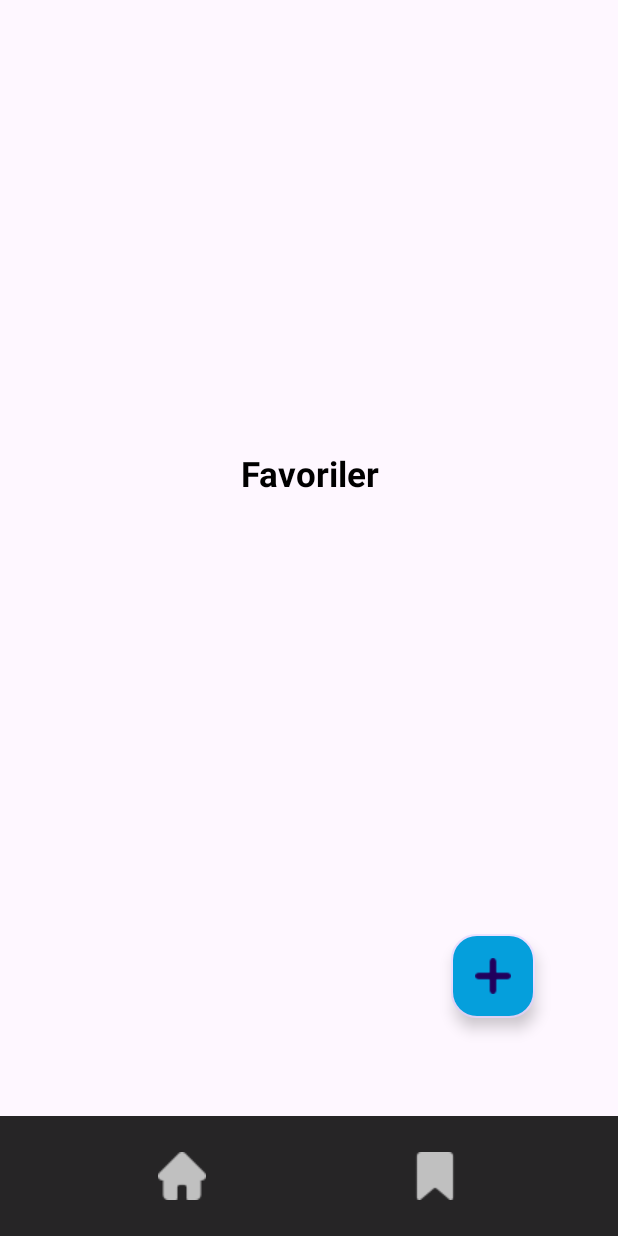
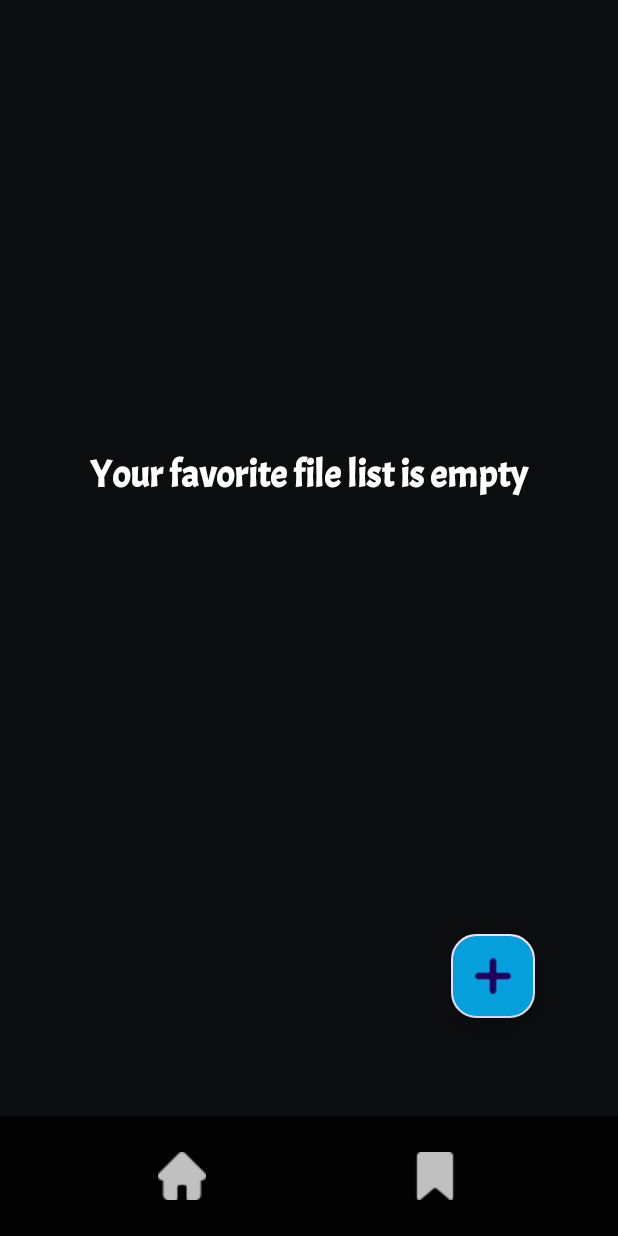
Before and after one commit to NecroEye/LunarGaze, an Android app: the screen it shows after launch (MainActivity), item 2 of the bottom bar chosen, on a phone screen of 412 x 824 dp. Run offline under Robolectric (Android 15) with nearby library versions, the phone set to English and light mode, and no system bars; our stand-ins replace Dagger/Hilt's generated code, Room's generated code, navigation-ui; pictures from the network do not load.

Commit message:
bunch of things changed

```diff
--- a/app/src/main/java/com/muratcangzm/lunargaze/di/AppModule.kt
+++ b/app/src/main/java/com/muratcangzm/lunargaze/di/AppModule.kt
@@ -1,8 +1,11 @@
 package com.muratcangzm.lunargaze.di
 
+import android.app.Activity
 import android.app.Application
 import android.content.Context
 import android.content.SharedPreferences
+import androidx.navigation.NavController
+import androidx.navigation.Navigation
 import androidx.room.Room
 import com.bumptech.glide.Glide
 import com.bumptech.glide.RequestManager
@@ -18,6 +21,7 @@ import com.muratcangzm.lunargaze.viewmodels.HomeViewModel
 import dagger.Module
 import dagger.Provides
 import dagger.hilt.InstallIn
+import dagger.hilt.android.qualifiers.ActivityContext
 import dagger.hilt.android.qualifiers.ApplicationContext
 import dagger.hilt.components.SingletonComponent
 import javax.inject.Singleton
@@ -63,7 +67,7 @@ object AppModule {
 
     @Provides
     @Singleton
-    fun provideDao(favoriteDatabase: FavoriteDatabase) : FavoriteDao {
+    fun provideDao(favoriteDatabase: FavoriteDatabase): FavoriteDao {
         return favoriteDatabase.getDao()
     }
 
@@ -76,14 +80,19 @@ object AppModule {
                     .encodeQuality(Constants.ENCODE_QUALITY)
                     .placeholder(R.drawable.not_found)
                     .error(R.drawable.not_found)
-                    .diskCacheStrategy(DiskCacheStrategy.RESOURCE)
+                    .diskCacheStrategy(DiskCacheStrategy.ALL)
             )
     }
 
     @Provides
     @Singleton
-    fun provideSharedPreference(@ApplicationContext context: Context) : SharedPreferences{
+    fun provideSharedPreference(@ApplicationContext context: Context): SharedPreferences {
         return context.getSharedPreferences("shared_key", Context.MODE_PRIVATE)
     }
 
+    @Provides
+    fun provideNavController(@ActivityContext activity: Activity): NavController {
+        return Navigation.findNavController(activity, R.id.fragmentContainerView)
+    }
+
 }
--- /dev/null
+++ b/app/src/main/java/com/muratcangzm/lunargaze/ui/adapters/FavoriteFileAdapter.kt
@@ -0,0 +1,85 @@
+package com.muratcangzm.lunargaze.ui.adapters
+
+import android.annotation.SuppressLint
+import android.content.Context
+import android.util.Log
+import android.view.LayoutInflater
+import android.view.ViewGroup
+import androidx.navigation.findNavController
+import androidx.recyclerview.widget.RecyclerView
+import com.muratcangzm.lunargaze.R
+import com.muratcangzm.lunargaze.databinding.FavoriteFolderLayoutBinding
+import dagger.hilt.android.qualifiers.ActivityContext
+import javax.inject.Inject
+import kotlin.jvm.Throws
+
+class FavoriteFileAdapter
+@Inject
+constructor(@ActivityContext private val context: Context) :
+    RecyclerView.Adapter<FavoriteFileAdapter.FavFileHolder>() {
+
+    private lateinit var binding: FavoriteFolderLayoutBinding
+    private var emptyFileName = emptyList<String>()
+
+
+    override fun onCreateViewHolder(parent: ViewGroup, viewType: Int): FavFileHolder {
+
+        binding = FavoriteFolderLayoutBinding.inflate(LayoutInflater.from(context), parent, false)
+
+        return FavFileHolder()
+
+    }
+
+    @Throws(ArrayIndexOutOfBoundsException::class)
+    override fun getItemCount(): Int {
+
+        return emptyFileName.size ?: 0
+
+    }
+
+
+    override fun onBindViewHolder(holder: FavFileHolder, position: Int) {
+
+        holder.setData(emptyFileName[position])
+
+    }
+
+
+    override fun getItemViewType(position: Int): Int {
+        return super.getItemViewType(position)
+    }
+
+    @SuppressLint("NotifyDataSetChanged")
+    fun submitFileNames(files: List<String>) {
+
+        files.let {
+            emptyFileName = files
+            Log.d("Array Sonuç: ", emptyFileName.size.toString())
+        }
+        notifyDataSetChanged()
+
+    }
+
+    inner class FavFileHolder() : RecyclerView.ViewHolder(binding.root) {
+
+
+        fun setData(fileName: String) {
+
+            binding.apply {
+                customFolderName.text = fileName
+
+                fileCard.setOnClickListener{
+
+                 //  it.findNavController().navigate(R.id.toBookMarked)
+
+
+                }
+
+            }
+        }
+
+
+    }
+
+
+}
--- a/app/src/main/java/com/muratcangzm/lunargaze/ui/fragments/FavoritesFragment.kt
+++ b/app/src/main/java/com/muratcangzm/lunargaze/ui/fragments/FavoritesFragment.kt
@@ -4,6 +4,8 @@ import android.annotation.SuppressLint
 import android.app.Activity
 import android.app.AlertDialog
 import android.app.Dialog
+import android.content.SharedPreferences
+import android.graphics.Color
 import android.os.Bundle
 import android.util.Log
 import android.view.Gravity
@@ -15,10 +17,16 @@ import android.widget.PopupWindow
 import androidx.annotation.DrawableRes
 import androidx.core.content.ContextCompat
 import androidx.fragment.app.Fragment
+import androidx.recyclerview.widget.GridLayoutManager
+import androidx.recyclerview.widget.LinearLayoutManager
 import com.google.android.material.button.MaterialButton
+import com.google.android.material.textfield.TextInputEditText
 import com.muratcangzm.lunargaze.R
 import com.muratcangzm.lunargaze.databinding.FavoritesFragmentLayoutBinding
+import com.muratcangzm.lunargaze.ui.adapters.FavoriteFileAdapter
 import dagger.hilt.android.AndroidEntryPoint
+import javax.inject.Inject
+import kotlin.math.log
 
 @AndroidEntryPoint
 class FavoritesFragment : Fragment() {
@@ -27,6 +35,16 @@ class FavoritesFragment : Fragment() {
     private var _binding: FavoritesFragmentLayoutBinding? = null
     private val binding
         get() = _binding!!
+    private var overlayView: View? = null
+    private var alertDialog: AlertDialog? = null
+    private lateinit var savedFiles: Map<String, *>
+    private lateinit var stringList: List<String>
+
+    @Inject
+    lateinit var favoriteFileAdapter: FavoriteFileAdapter
+
+    @Inject
+    lateinit var sharedPreferences: SharedPreferences
 
     init {
 
@@ -42,13 +60,26 @@ class FavoritesFragment : Fragment() {
 
         _binding = FavoritesFragmentLayoutBinding.inflate(inflater, container, false)
 
+        binding.fileRecycler.adapter = favoriteFileAdapter
+        binding.fileRecycler.layoutManager =
+            GridLayoutManager(requireContext(), 3, GridLayoutManager.VERTICAL, false)
+
+        savedFiles = sharedPreferences.all
+        stringList = savedFiles.values.filterIsInstance<String>()
+
+        if(stringList.isEmpty())
+            binding.emptyFavFileText.visibility = View.VISIBLE
+        else
+            binding.emptyFavFileText.visibility = View.INVISIBLE
+
+        favoriteFileAdapter.submitFileNames(stringList)
+        binding.fileRecycler.hasFixedSize()
+
         binding.favButton.setOnClickListener {
-
             showPopUp()
-
         }
 
-         return binding.root
+        return binding.root
     }
 
 
@@ -57,29 +88,53 @@ class FavoritesFragment : Fragment() {
     }
 
     @SuppressLint("InflateParams")
-    private fun showPopUp(){
+    private fun showPopUp() {
+
+        val inflater = LayoutInflater.from(requireContext())
+        val popupView = inflater.inflate(R.layout.pop_up_screen_layout, null)
+
+        val builder = AlertDialog.Builder(requireContext())
+        builder.setView(popupView)
+        alertDialog = builder.create()
+
+        overlayView = View(requireContext())
+        overlayView?.apply {
+            layoutParams = ViewGroup.LayoutParams(
+                ViewGroup.LayoutParams.MATCH_PARENT,
+                ViewGroup.LayoutParams.MATCH_PARENT
+            )
+            setBackgroundColor(Color.parseColor("#80000000")) // semi-transparent black
+            isClickable = true
+        }
+
+        val rootView = (requireActivity().window.decorView as ViewGroup).getChildAt(0)
+        (rootView as ViewGroup).addView(overlayView)
+
+        alertDialog?.setOnDismissListener {
+            (rootView as ViewGroup).removeView(overlayView)
+        }
+
+        alertDialog?.show()
+
+        val input = popupView.findViewById<TextInputEditText>(R.id.favoriteName)
+        val saveButton = popupView.findViewById<MaterialButton>(R.id.saveButton)
 
 
-      val inflater = LayoutInflater.from(requireContext())
+        saveButton.setOnClickListener {
 
-        val popupView = inflater.inflate(R.layout.pop_up_screen_layout, null)
+            if (input.text.toString().isNotEmpty())
+                with(sharedPreferences.edit()) {
+                    putString(input.text.toString(), input.text.toString())
+                        .apply()
 
-        val popupWindow = PopupWindow(
-            popupView,
-            ViewGroup.LayoutParams.MATCH_PARENT,
-            ViewGroup.LayoutParams.WRAP_CONTENT
-        )
+                    val updatedList = stringList.toMutableList().apply { add(input.text.toString()) }
+                    favoriteFileAdapter.submitFileNames(updatedList)
+                }
 
 
-        popupWindow.isOutsideTouchable = false
-        popupWindow.showAtLocation(popupView, Gravity.CENTER,0 ,0)
 
-        val saveButton = popupView.findViewById<MaterialButton>(R.id.saveButton)
-
-        saveButton.setOnClickListener{
-            popupWindow.dismiss()
+            alertDialog?.dismiss()
         }
-
 
     }
 
--- a/app/src/main/res/drawable/pop_up_design.xml
+++ b/app/src/main/res/drawable/pop_up_design.xml
@@ -1,5 +1,4 @@
 <?xml version="1.0" encoding="utf-8"?>
 <shape xmlns:android="http://schemas.android.com/apk/res/android">
     <solid android:color="#38304c"/>
-    <corners android:radius="10dp"/>
 </shape>
--- a/app/src/main/res/layout/activity_main.xml
+++ b/app/src/main/res/layout/activity_main.xml
@@ -21,7 +21,6 @@
         app:menu="@menu/toolbar_icons"
         app:titleTextAppearance="@style/Widget.LunarGaze.Toolbar"
         app:titleTextColor="@color/white" />
-
 
 
 
--- a/app/src/main/res/layout/favorites_fragment_layout.xml
+++ b/app/src/main/res/layout/favorites_fragment_layout.xml
@@ -2,6 +2,7 @@
 <RelativeLayout xmlns:android="http://schemas.android.com/apk/res/android"
     xmlns:app="http://schemas.android.com/apk/res-auto"
     android:layout_width="match_parent"
+    android:background="@color/night"
     android:layout_height="match_parent">
 
 
@@ -10,10 +11,21 @@
         android:layout_height="wrap_content"
         android:layout_marginTop="300dp"
         android:gravity="center"
-        android:text="Favoriler"
-        android:textColor="@color/black"
-        android:textSize="23sp"
+        android:text="@string/your_favorite_file_list_is_empty"
+        android:fontFamily="@font/acme"
+        android:id="@+id/emptyFavFileText"
+        android:textColor="@color/white"
+        android:visibility="invisible"
+        android:textSize="25sp"
         android:textStyle="bold" />
+
+
+    <androidx.recyclerview.widget.RecyclerView
+        android:id="@+id/fileRecycler"
+        android:layout_width="match_parent"
+        android:layout_height="match_parent"
+        android:layout_marginHorizontal="10dp"
+        android:layout_marginTop="30dp" />
 
     <com.google.android.material.floatingactionbutton.FloatingActionButton
         android:id="@+id/favButton"
--- a/app/src/main/res/navigation/nav_graph.xml
+++ b/app/src/main/res/navigation/nav_graph.xml
@@ -38,6 +38,9 @@
         <action
             android:id="@+id/action_favoritesFragment_to_homeFragment"
             app:destination="@id/homeFragment" />
+        <action
+            android:id="@+id/toBookMarked"
+            app:destination="@id/favoritedImageFragment" />
     </fragment>
     <fragment
         android:id="@+id/displayFragment"
@@ -91,4 +94,13 @@
             app:destination="@id/searchDisplayFragment"
             app:popUpTo="@id/searchDisplayFragment" />
     </fragment>
+    <fragment
+        android:id="@+id/favoritedImageFragment"
+        android:name="com.muratcangzm.lunargaze.ui.fragments.FavoritedImageFragment"
+        android:label="FavoritedImageFragment"
+        tools:layout="@layout/favorited_image_layout">
+        <action
+            android:id="@+id/action_favoritedImageFragment_to_favoritesFragment"
+            app:destination="@id/favoritesFragment" />
+    </fragment>
 </navigation>
--- a/app/src/main/res/values/strings.xml
+++ b/app/src/main/res/values/strings.xml
@@ -17,4 +17,5 @@
     <string name="create_favorite_file">Create Favorite File</string>
     <string name="save">Save</string>
     <string name="enter_a_name_for_your_file">Enter a name for your file</string>
+    <string name="your_favorite_file_list_is_empty">Your favorite file list is empty</string>
 </resources>
```
Also changed, not shown: app/src/main/java/com/muratcangzm/lunargaze/ui/fragments/FavoritedImageFragment.kt (added, +49 -0 lines), app/src/main/res/layout/favorite_folder_layout.xml (+29 -5 lines), app/src/main/res/layout/favorited_image_layout.xml (added, +21 -0 lines), app/src/main/res/layout/pop_up_screen_layout.xml (+5 -6 lines).
